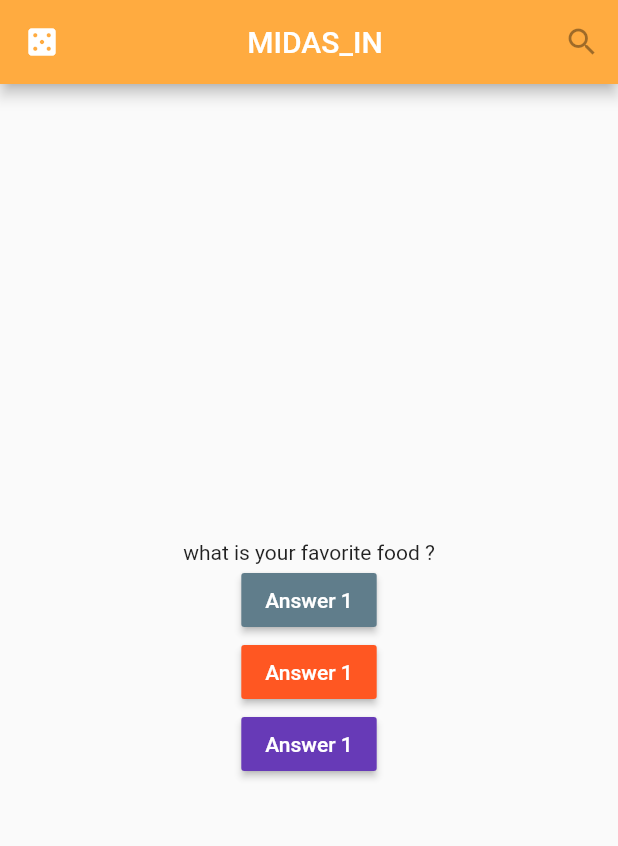
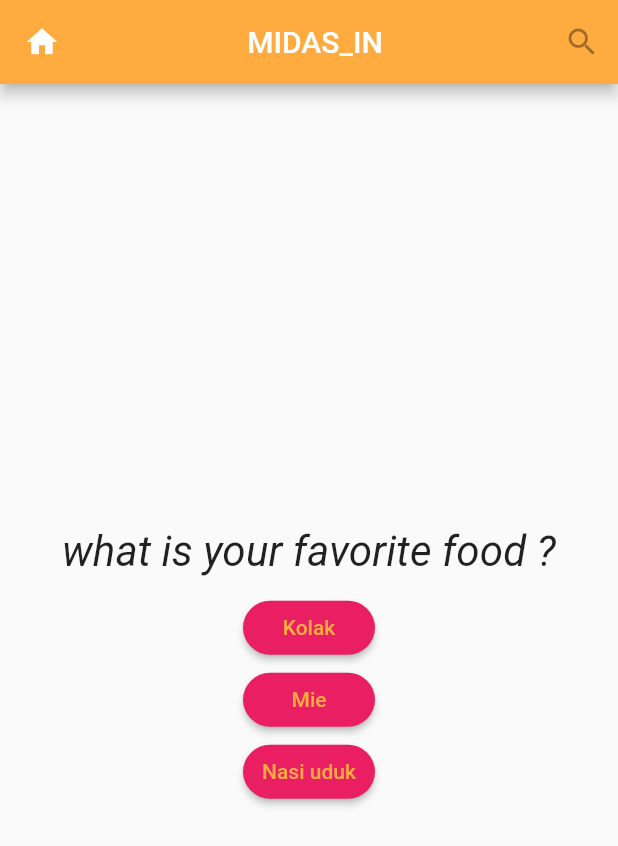
Before and after one commit to Aditprayogo/TESTING_APP, a Flutter app: the screen it shows after launch, on a phone screen of 412 x 824 dp. Shown: the top 846 px of the screen. Run offline on Flutter 3.47's test engine with Material 2 defaults, Android fonts, the phone set to English and light mode, and no system bars.

Commit message:
adding answer widget and make QUestion more modular

```diff
--- /dev/null
+++ b/lib/answer.dart
@@ -0,0 +1,25 @@
+import 'package:flutter/material.dart';
+import 'package:midas_in/question.dart';
+
+class Answer extends StatelessWidget {
+  final Function questions;
+  final String answerText;
+  Answer(this.questions, this.answerText);
+
+  @override
+  Widget build(BuildContext context) {
+    return Container(
+      child: RaisedButton(
+          // Pointer answerquestion
+          padding: EdgeInsets.all(10),
+          color: Colors.pink,
+          shape: RoundedRectangleBorder(
+            borderRadius: BorderRadius.circular(30.0),
+          ),
+          textColor: Colors.orangeAccent,
+          child: Text(answerText),
+          splashColor: Colors.purple,
+          onPressed: questions),
+    );
+  }
+}
--- a/lib/main.dart
+++ b/lib/main.dart
@@ -1,6 +1,7 @@
 import 'package:flutter/material.dart';
 
 import './question.dart';
+import './answer.dart';
 
 void main() {
   runApp(MyApp());
@@ -19,57 +20,64 @@ class _MyAppState extends State<MyApp> {
     setState(() {
       _questionIndex++;
     });
-    print(_questionIndex);
   }
 
   @override
   Widget build(BuildContext context) {
     var questions = [
-      'what is your favorite food ?',
-      'what is your favorite animal ?',
-      'what is your favorite movie ?',
+      // Mapping
+      {
+        'questionsText': 'what is your favorite food ?',
+        'answer': ['Kolak', 'Mie', 'Nasi uduk'],
+      },
+      {
+        'questionsText': 'what is your favorite animal ?',
+        'answer': ['cat', 'dog', 'snake'],
+      },
+      {
+        'questionsText': 'what is your favorite movie ?',
+        'answer': ['interstellar'],
+      },
+      {
+        'questionsText': 'what is your underwear color?',
+        'answer': ['Black', 'Red'],
+      },
     ];
     // TODO: implement build
     return MaterialApp(
       // scaffold untuk design base template
       //design coloring UI
       home: Scaffold(
+          // Design bar
           appBar: AppBar(
             title: Center(
               child: Text('MIDAS_IN'),
             ),
-            leading: Icon(Icons.casino),
+            leading: Icon(Icons.home),
             backgroundColor: Colors.orangeAccent,
             actions: <Widget>[
               IconButton(icon: Icon(Icons.search), onPressed: null)
             ],
           ),
-          // BOdy center
-          body: Center(
-            child: Column(
-              mainAxisAlignment: MainAxisAlignment.center,
-              crossAxisAlignment: CrossAxisAlignment.center,
-              children: [
-                Question(questions.elementAt(_questionIndex)),
-                RaisedButton(
-                    // Pointer answerquestion
-                    color: Colors.blueGrey,
-                    textColor: Colors.white,
-                    child: Text('Answer 1'),
-                    onPressed: _answerQuestion),
-                RaisedButton(
-                    color: Colors.deepOrange,
-                    textColor: Colors.white,
-                    child: Text('Answer 1'),
-                    onPressed: () => print('Answer 2 choosen')),
-                RaisedButton(
-                    color: Colors.deepPurple,
-                    textColor: Colors.white,
-                    child: Text('Answer 1'),
-                    onPressed: () => print("Answer 3 choosen")),
-              ],
-              // end children
-            ),
+          // Body center
+          body: Column(
+            // column property
+            mainAxisAlignment: MainAxisAlignment.center,
+            crossAxisAlignment: CrossAxisAlignment.center,
+            // childern
+            children: [
+              Question(
+                questions[_questionIndex]['questionsText'],
+              ),
+              // Spread Function
+              // memberi tahu bahwa answer ada List dari array
+              // add them to surrounding list as individual values
+              //add values to a list not a list to a list
+              ...(questions[_questionIndex]['answer'] as List<String>)
+                  .map((answer) => Answer(_answerQuestion, answer))
+                  .toList()
+            ],
+            // end childern
           )),
     );
   }
--- a/lib/question.dart
+++ b/lib/question.dart
@@ -1,13 +1,21 @@
 import 'package:flutter/material.dart';
 
 class Question extends StatelessWidget {
-  String questionText;
+  final String questionText;
 
   // constructor
   Question(this.questionText);
 
   @override
   Widget build(BuildContext context) {
-    return Text(questionText);
+    return Container(
+      width: double.infinity,
+      margin: EdgeInsets.all(10),
+      child: Text(
+        questionText,
+        style: TextStyle(fontSize: 28, fontStyle: FontStyle.italic),
+        textAlign: TextAlign.center,
+      ),
+    );
   }
 }
```
